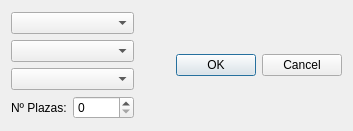
Before: the Qt Designer form source/dialogPeticiones.ui in hugo19941994/ViajeFacil, drawn with Qt 5.
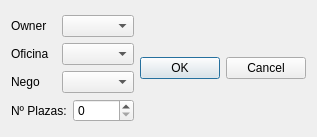
After: the same form once the commit is applied.

What changed in the file:
```diff
--- a/source/dialogPeticiones.ui
+++ b/source/dialogPeticiones.ui
@@ -6,8 +6,8 @@
    <rect>
     <x>0</x>
     <y>0</y>
-    <width>353</width>
-    <height>131</height>
+    <width>312</width>
+    <height>137</height>
    </rect>
   </property>
   <property name="windowTitle">
@@ -15,31 +15,107 @@
   </property>
   <layout class="QGridLayout" name="gridLayout">
    <item row="0" column="0">
-    <layout class="QHBoxLayout" name="horizontalLayout_2">
+    <layout class="QHBoxLayout" name="horizontalLayout_5">
      <item>
-      <layout class="QVBoxLayout" name="verticalLayout" stretch="0,0,0,0">
-       <property name="sizeConstraint">
-        <enum>QLayout::SetDefaultConstraint</enum>
-       </property>
+      <layout class="QVBoxLayout" name="verticalLayout">
+       <item>
+        <layout class="QHBoxLayout" name="horizontalLayout_4">
+         <item>
+          <widget class="QLabel" name="label">
+           <property name="text">
+            <string>Owner</string>
+           </property>
+          </widget>
+         </item>
        <item>
         <widget class="QComboBox" name="comboBox">
+           <property name="sizePolicy">
+            <sizepolicy hsizetype="Maximum" vsizetype="Fixed">
+             <horstretch>0</horstretch>
+             <verstretch>0</verstretch>
+            </sizepolicy>
+           </property>
+           <property name="minimumSize">
+            <size>
+             <width>72</width>
+             <height>0</height>
+            </size>
+           </property>
          <property name="editable">
           <bool>false</bool>
          </property>
          <property name="currentText">
           <string/>
          </property>
-        </widget>
-       </item>
+           <property name="sizeAdjustPolicy">
+            <enum>QComboBox::AdjustToContents</enum>
+           </property>
+          </widget>
+         </item>
+        </layout>
+       </item>
        <item>
-        <widget class="QComboBox" name="comboBox_2"/>
+        <layout class="QHBoxLayout" name="horizontalLayout_3">
+         <item>
+          <widget class="QLabel" name="label_2">
+           <property name="text">
+            <string>Oficina</string>
+           </property>
+          </widget>
+         </item>
+         <item>
+          <widget class="QComboBox" name="comboBox_2">
+           <property name="sizePolicy">
+            <sizepolicy hsizetype="Maximum" vsizetype="Fixed">
+             <horstretch>0</horstretch>
+             <verstretch>0</verstretch>
+            </sizepolicy>
+           </property>
+           <property name="minimumSize">
+            <size>
+             <width>72</width>
+             <height>0</height>
+            </size>
+           </property>
+           <property name="sizeAdjustPolicy">
+            <enum>QComboBox::AdjustToContents</enum>
+           </property>
+          </widget>
+         </item>
+        </layout>
+       </item>
+       <item>
+        <layout class="QHBoxLayout" name="horizontalLayout_2">
+         <item>
+          <widget class="QLabel" name="label_3">
+           <property name="text">
+            <string>Nego</string>
+           </property>
+          </widget>
        </item>
        <item>
         <widget class="QComboBox" name="comboBox_3">
+           <property name="sizePolicy">
+            <sizepolicy hsizetype="Maximum" vsizetype="Fixed">
+             <horstretch>0</horstretch>
+             <verstretch>0</verstretch>
+            </sizepolicy>
+           </property>
+           <property name="minimumSize">
+            <size>
+             <width>72</width>
+             <height>0</height>
+            </size>
+           </property>
          <property name="currentText">
           <string/>
          </property>
-        </widget>
+           <property name="sizeAdjustPolicy">
+            <enum>QComboBox::AdjustToContents</enum>
+           </property>
+          </widget>
+         </item>
+        </layout>
        </item>
        <item>
         <layout class="QHBoxLayout" name="horizontalLayout">
```
Lines whose indentation alone changed are shown as unchanged.
